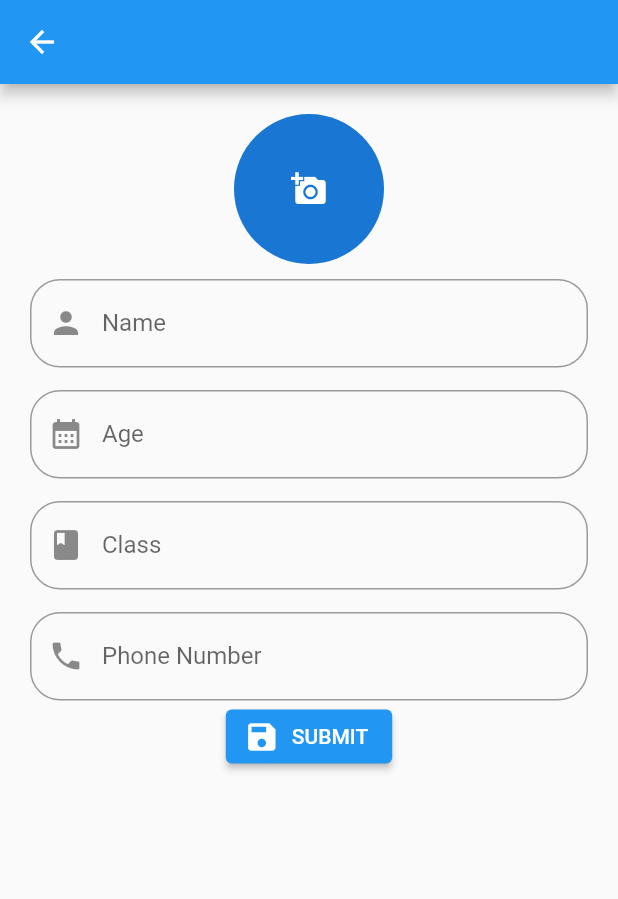
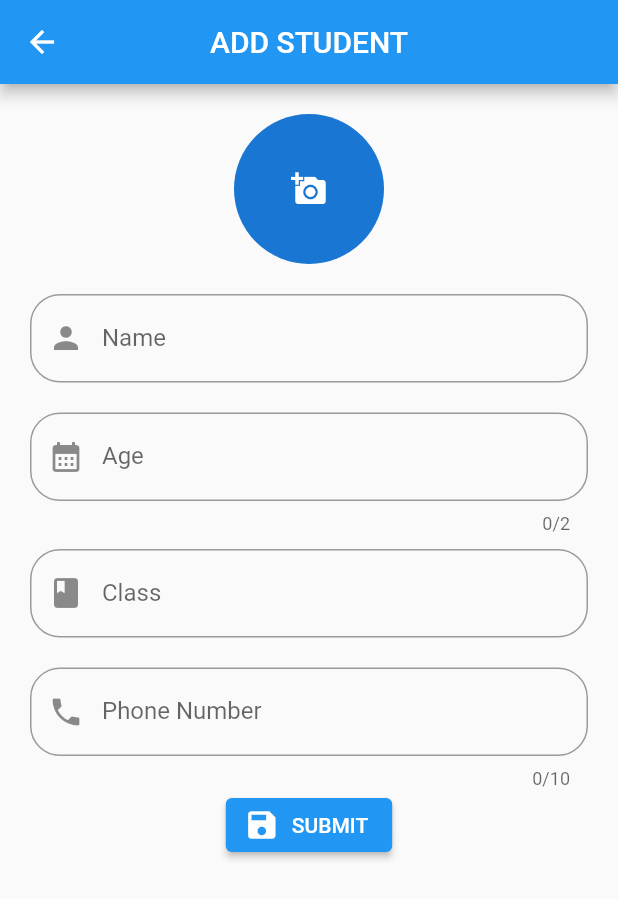
Before and after one commit to Adn916/student_hive, a Flutter app: the details screen opened directly, on a phone screen of 412 x 824 dp. Shown: the top 899 px of the screen. Run offline on Flutter 3.47's test engine with Material 2 defaults, Android fonts, the phone set to English and light mode, and no system bars; our stand-ins replace hive, hive_flutter, image_picker; missing offline and left inert: dart:ffi; accounts and stored records are empty.

Commit message:
edit screen

```diff
--- a/student/lib/screens/home.dart
+++ b/student/lib/screens/home.dart
@@ -22,9 +22,8 @@ class _homeState extends State<home> {
         backgroundColor: Colors.green,
         actions: [
           IconButton(onPressed: (){
-            TextField();
+
           }, icon: IconButton(onPressed: (){
-
           },
           icon: Icon(Icons.search)))
         ],
@@ -37,6 +36,7 @@ class _homeState extends State<home> {
         itemBuilder: (ctx, index) {
           final data = studentList[index];
           return ListTile(
+            leading: CircleAvatar(),
             title: Text(data.name),
             subtitle: Text(data.age),
             trailing: Row(
--- a/student/lib/screens/text.dart
+++ b/student/lib/screens/text.dart
@@ -29,7 +29,10 @@ class _detailsState extends State<details> {
   @override
   Widget build(BuildContext context) {
     return Scaffold(
-      appBar: AppBar(),
+      appBar: AppBar(
+        centerTitle: true,
+        title: Text("ADD STUDENT"),
+      ),
       body: SingleChildScrollView(
         scrollDirection: Axis.vertical,
         child: Form(
@@ -50,7 +53,7 @@ class _detailsState extends State<details> {
                        _pickImage();
                       },
                     ),
-                    SizedBox(height: 10,),
+                    SizedBox(height: 20,),
                     TextFormField(
                       controller: _namecontroller,
                       decoration: InputDecoration(
@@ -69,8 +72,9 @@ class _detailsState extends State<details> {
                         }
                       },
                     ),
-                    SizedBox(height: 15,),
+                    SizedBox(height: 20,),
                     TextFormField(
+                      maxLength: 2,
                       controller: _agecontroller,
                       keyboardType: TextInputType.number,
                       decoration: InputDecoration(
@@ -89,7 +93,7 @@ class _detailsState extends State<details> {
                         }
                       },
                     ),
-                    SizedBox(height: 15,),
+                    SizedBox(height: 10,),
                     TextFormField(
                       controller: _classcontroller,
                       decoration: InputDecoration(
@@ -108,12 +112,14 @@ class _detailsState extends State<details> {
                         }
                       },
                     ),
-                    SizedBox(height: 15,),
+                    SizedBox(height: 20,),
                     TextFormField(
+                      maxLength: 10,
                       controller: _phonecontroller,
                       keyboardType: TextInputType.number,
                       decoration: InputDecoration(
                         prefixIcon: Icon(Icons.phone),
+                        prefixText: "+91 ",
                         border: OutlineInputBorder(
                           borderRadius: BorderRadius.all(Radius.circular(20)),
                         ),
```
Also changed, not shown: student/lib/screens/edit.dart (+11 -4 lines), student/lib/db/functions/function.dart (line endings or trailing spaces), student/lib/main.dart (line endings or trailing spaces).
